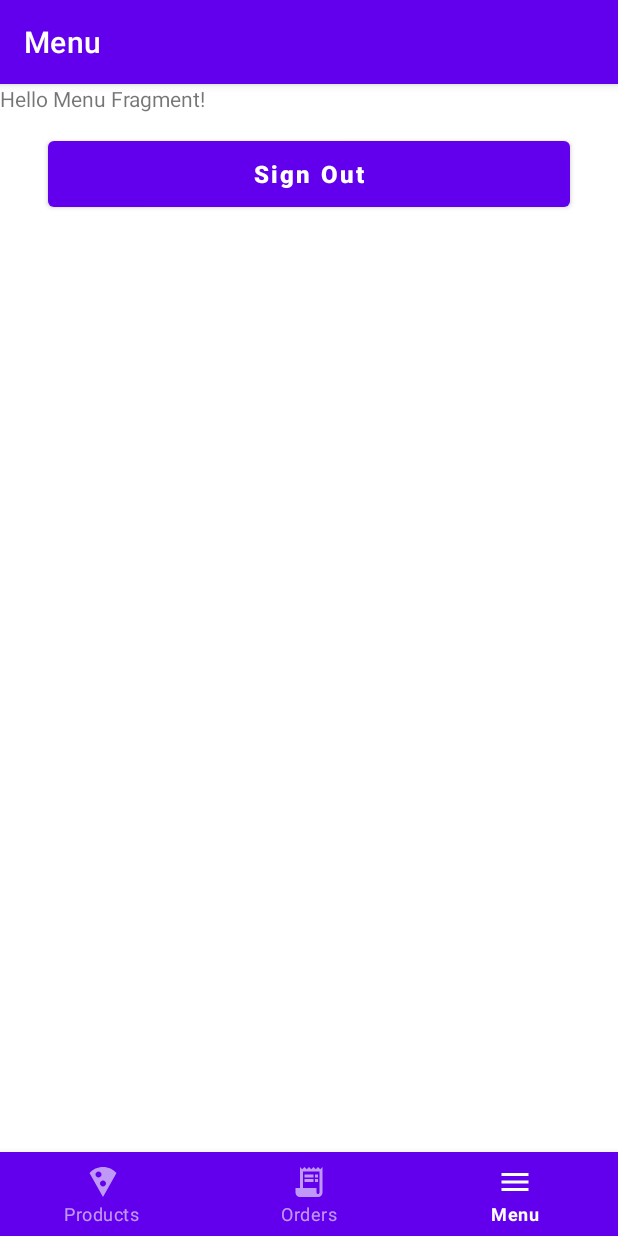
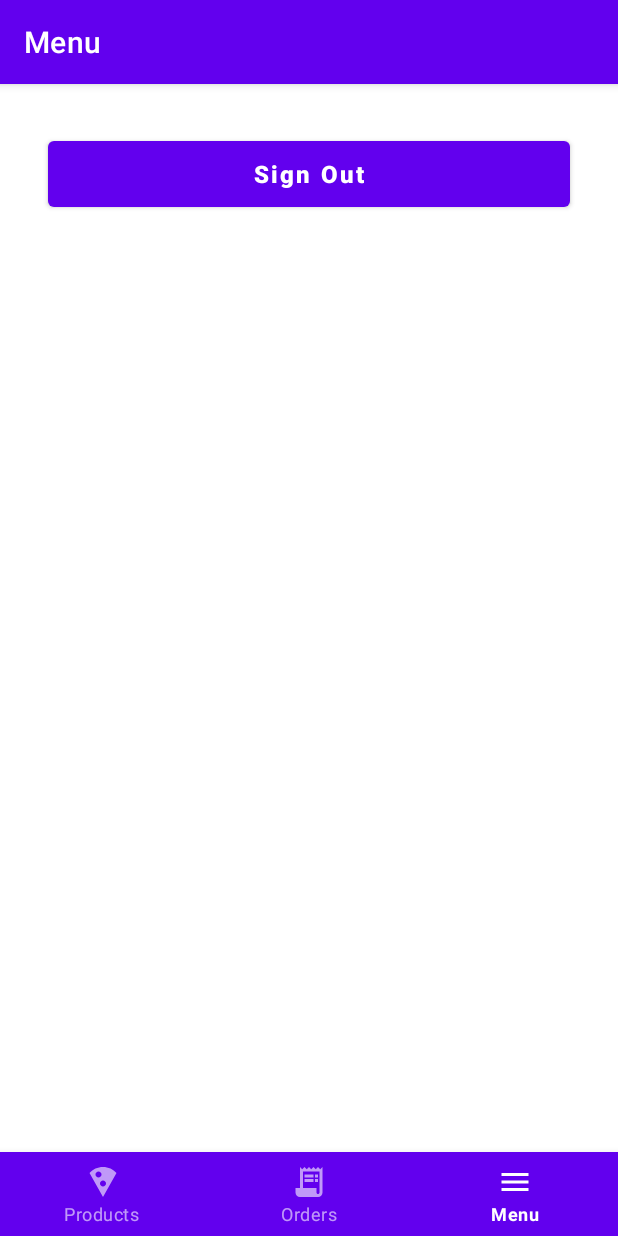
Before and after one commit to StarMac/Pizzeria_App, an Android app: the MenuFragment screen opened through its navigation route, on a phone screen of 412 x 824 dp. Run offline under Robolectric (Android 15) with nearby library versions, the phone set to English and light mode, and no system bars; our stand-ins replace Firebase (no records; nobody signed in at launch, a user with empty details on screens opened directly), navigation-ui.

Commit message:
Minor refactoring

```diff
--- a/app/src/main/res/layout/activity_main.xml
+++ b/app/src/main/res/layout/activity_main.xml
@@ -26,6 +26,7 @@
         app:layout_constraintLeft_toLeftOf="parent"
         app:layout_constraintRight_toRightOf="parent"
         app:layout_constraintTop_toTopOf="parent"
-        app:navGraph="@navigation/bottom_nav_graph" />
+        app:navGraph="@navigation/bottom_nav_graph"
+        tools:ignore="FragmentTagUsage" />
 
 </androidx.constraintlayout.widget.ConstraintLayout>
--- a/app/src/main/res/layout/fragment_menu.xml
+++ b/app/src/main/res/layout/fragment_menu.xml
@@ -5,18 +5,12 @@
     android:layout_height="match_parent"
     tools:context=".view.fragment.MenuFragment">
 
-    <!-- TODO: Update blank fragment layout -->
-    <TextView
-        android:layout_width="match_parent"
-        android:layout_height="match_parent"
-        android:text="Hello Menu Fragment!" />
-
     <Button
         android:id="@+id/sign_out_button"
         android:layout_width="match_parent"
         android:layout_height="56dp"
         android:layout_margin="32dp"
-        android:text="Sign Out"
+        android:text="@string/sign_out"
         android:textAllCaps="false"
         android:textSize="16sp"
         android:textStyle="bold"/>
--- a/app/src/main/res/layout/fragment_order_list.xml
+++ b/app/src/main/res/layout/fragment_order_list.xml
@@ -5,10 +5,9 @@
     android:layout_height="match_parent"
     tools:context=".view.fragment.OrderListFragment">
 
-    <!-- TODO: Update blank fragment layout -->
     <TextView
         android:layout_width="match_parent"
         android:layout_height="match_parent"
-        android:text="You haven't placed any orders yet" />
+        android:text="@string/no_orders" />
 
 </FrameLayout>
--- a/app/src/main/res/menu/bottom_navigation_menu.xml
+++ b/app/src/main/res/menu/bottom_navigation_menu.xml
@@ -3,15 +3,15 @@
     <item
         android:id="@+id/navigation_products"
         android:icon="@drawable/ic_baseline_local_pizza_24"
-        android:title="Products"/>
+        android:title="@string/products"/>
 
     <item
         android:id="@+id/navigation_orders"
         android:icon="@drawable/ic_baseline_order_long_24"
-        android:title="Orders"/>
+        android:title="@string/orders"/>
 
     <item
         android:id="@+id/navigation_menu"
         android:icon="@drawable/ic_baseline_menu_24"
-        android:title="Menu"/>
+        android:title="@string/menu"/>
 </menu>
--- a/app/src/main/res/values/strings.xml
+++ b/app/src/main/res/values/strings.xml
@@ -16,4 +16,15 @@
     <string name="hello_second_fragment">Hello second fragment. Arg: %1$s</string>
     <string name="sign_in">Sign in</string>
     <string name="sign_up">Sign up</string>
+    <string name="email">Email</string>
+    <string name="password">Password</string>
+    <string name="repeat_password">Repeat Password</string>
+    <string name="forgot_password">Forgot password</string>
+    <string name="sign_in_with_google">Sign in with Google</string>
+    <string name="google_image_button">Google image button</string>
+    <string name="sign_out">Sign Out</string>
+    <string name="no_orders">You haven\'t placed any orders yet</string>
+    <string name="products">Products</string>
+    <string name="orders">Orders</string>
+    <string name="menu">Menu</string>
 </resources>
```
Also changed, not shown: app/src/main/java/com/example/pizzeriaapp/view/activity/AuthorizationActivity.kt (+2 -7 lines), app/src/main/res/layout/activity_authorization.xml (+6 -6 lines).
